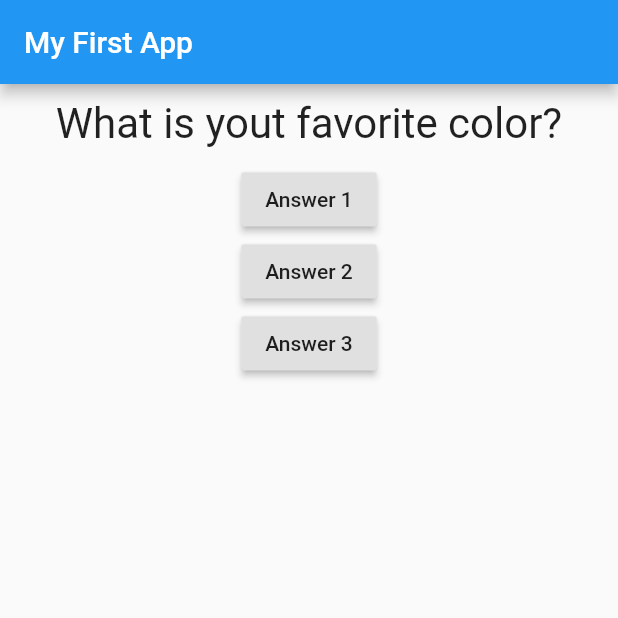
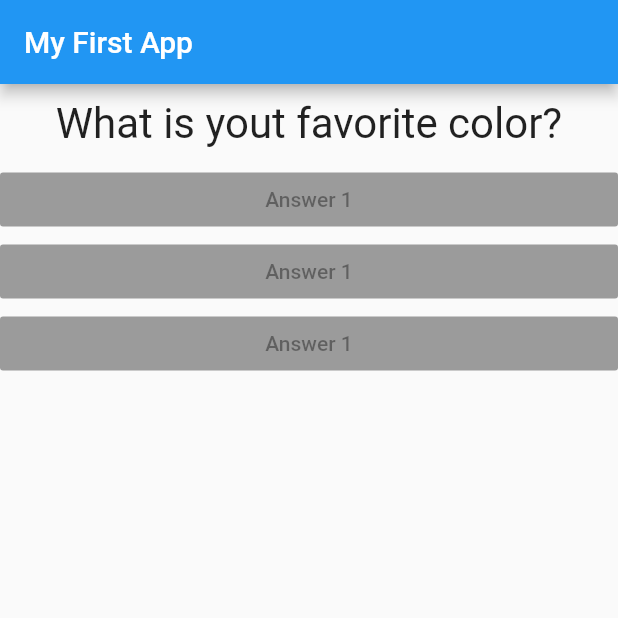
Before and after one commit to inhobaek-wj/flutter_quiz_app, a Flutter app: the screen it shows after launch, on a phone screen of 412 x 824 dp, the top half of it. Run offline on Flutter 3.47's test engine with Material 2 defaults, Android fonts, the phone set to English and light mode, and no system bars.

Commit message:
create widget Answer

```diff
--- /dev/null
+++ b/lib/answer.dart
@@ -0,0 +1,18 @@
+import 'package:flutter/material.dart';
+
+class Answer extends StatelessWidget {
+
+  @override
+  Widget build(BuildContext context) {
+
+    return Container(
+      width: double.infinity,
+      child: RaisedButton(
+        color: Colors.blue,
+        child: Text('Answer 1'),
+        onPressed: null,
+      ),
+    );
+  }
+
+}
--- a/lib/main.dart
+++ b/lib/main.dart
@@ -1,6 +1,7 @@
 import 'package:flutter/material.dart';
 
 import './question.dart';
+import './answer.dart';
 
 // void main() {
 //   runApp(MyApp()); // runApp builds the main widget and calls build() on it.
@@ -43,9 +44,9 @@ class _MyAppState extends State<MyApp> { // State is generic, so it needs class
         appBar: AppBar(title: Text('My First App'),),
         body: Column(children: <Widget>[
             Question(_questions[_questionIndex]),
-            RaisedButton(child: Text('Answer 1'), onPressed: answerQuetion),
-            RaisedButton(child: Text('Answer 2'), onPressed: answerQuetion),
-            RaisedButton(child: Text('Answer 3'), onPressed: answerQuetion),
+            Answer(),
+            Answer(),
+            Answer(),
         ],),
     ),);
   }
```
